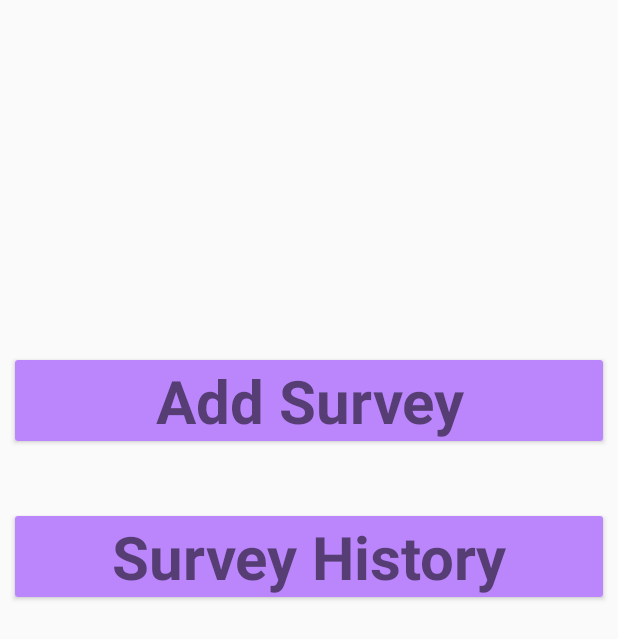
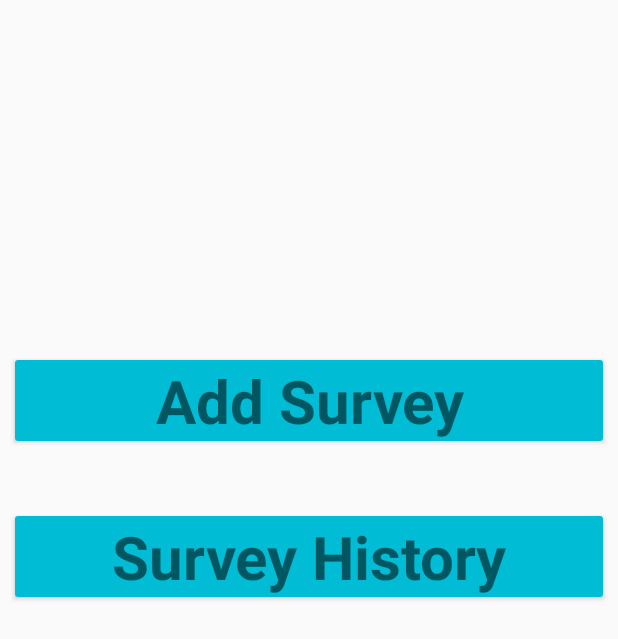
Before and after one commit to ahsanulSowmik/Survey_App_-v2Ltd-, an Android app: the screen it shows after launch (MainActivity), on a phone screen of 412 x 824 dp. Shown: the top 639 px of the screen. Run offline under Robolectric (Android 15) with nearby library versions, the phone set to English and light mode, and no system bars.

Commit message:
#Splash color change

```diff
--- a/app/src/main/res/layout/activity_main.xml
+++ b/app/src/main/res/layout/activity_main.xml
@@ -37,7 +37,7 @@
                 android:layout_height="match_parent"
                 android:layout_margin="10dp"
                 app:shapeAppearanceOverlay="@style/ShapeAppearanceOverlay.CardView"
-                android:background="@color/purple_200">
+                android:background="#00BCD4">
                 <TextView
                     android:layout_width="match_parent"
                     android:layout_height="match_parent"
@@ -45,7 +45,7 @@
                     android:textStyle="bold"
                     android:textSize="40dp"
                     android:textAlignment="center"
-                    android:background="@color/purple_200">
+                    android:background="#00BCD4">
 
                 </TextView>
             </androidx.cardview.widget.CardView>
@@ -74,7 +74,7 @@
                     android:textStyle="bold"
                     android:textSize="40dp"
                     android:textAlignment="center"
-                    android:background="@color/purple_200">
+                    android:background="#00BCD4">
 
                 </TextView>
             </androidx.cardview.widget.CardView>
--- a/app/src/main/res/layout/activity_spactivity.xml
+++ b/app/src/main/res/layout/activity_spactivity.xml
@@ -4,7 +4,7 @@
     android:layout_height="match_parent"
     xmlns:app="http://schemas.android.com/apk/res-auto"
     xmlns:tools="http://schemas.android.com/tools"
-    android:background="#abea7c"
+    android:background="#6F00BCD4"
     tools:context=".SPActivity">
 
 
```
